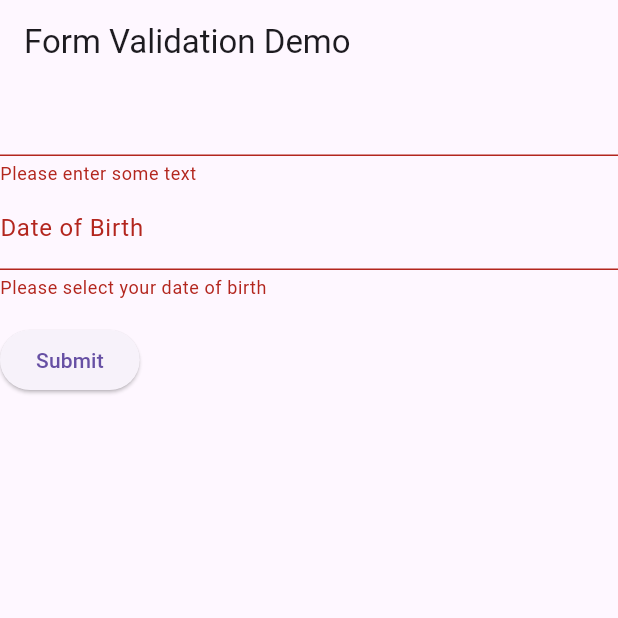
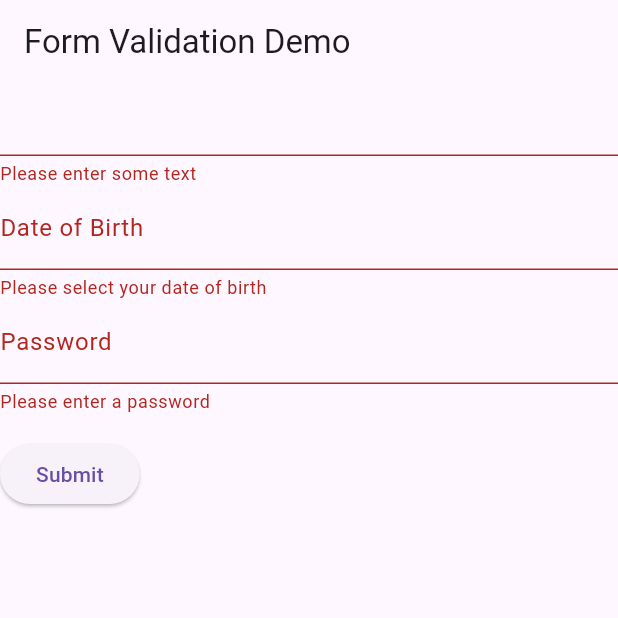
Before and after one commit to nuhs101/signup_page, a Flutter app: the screen it shows after launch, after a tap on "Submit", on a phone screen of 412 x 824 dp, the top half of it. Run offline on Flutter 3.47's test engine with Material 3 defaults, Android fonts, the phone set to English and light mode, and no system bars.

Commit message:
password field with validation and signup with message signup successful

```diff
--- a/lib/main.dart
+++ b/lib/main.dart
@@ -70,14 +70,27 @@ class MySignupFormState extends State<MySignupForm> {
               return null;
             },
           ),
+          TextFormField(
+            decoration: const InputDecoration(labelText: 'Password'),
+            obscureText: true,
+            validator: (value) {
+              if (value == null || value.isEmpty) {
+                return 'Please enter a password';
+              }
+              if (value.length < 6) {
+                return 'Password must be at least 6 characters long';
+              }
+              return null;
+            },
+          ),
           Padding(
             padding: const EdgeInsets.symmetric(vertical: 16),
             child: ElevatedButton(
               onPressed: () {
-                // Validate returns true if the form is valid, or false otherwise.
                 if (_formKey.currentState!.validate()) {
-                  // If the form is valid, display a snackbar. In the real world,
-                  // you'd often call a server or save the information in a database.
+                  ScaffoldMessenger.of(context).showSnackBar(
+                    const SnackBar(content: Text('Signup Successful!')),
+                  );
                 }
               },
               child: const Text('Submit'),
```
